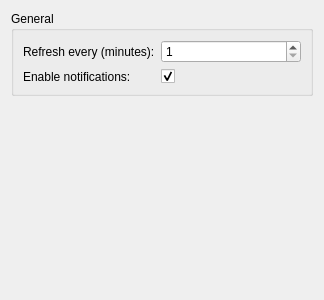
Qt form distrowatcher/contents/ui/config.ui (dimkard/distrowatcher) before a commit.
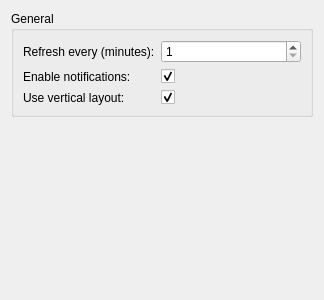
The same form after that commit.

Commit message: Horizontal layout added, list of distros updated, UI overhaul (background on delegate only), config option added, icons added

Diff of the .ui file:
```diff
--- a/distrowatcher/contents/ui/config.ui
+++ b/distrowatcher/contents/ui/config.ui
@@ -71,7 +71,30 @@
           </property>
          </widget>
         </item>
-       </layout>
+	<item row="3" column="2">
+	  <widget class="QCheckBox" name="kcfg_isvertical">
+	  <property name="toolTip">
+	    <string>If selected, buttons will be displayed on the top of the plasmoid. Otherwise, on the left.</string>
+	  </property>
+	  <property name="statusTip">
+	    <string notr="true"/>
+	  </property>
+	  <property name="text">
+	    <string/>
+	  </property>
+	  <property name="checked">
+	    <bool>true</bool>
+	  </property>
+	  </widget>
+	</item>
+	<item row="3" column="0">
+	  <widget class="QLabel" name="label">
+	  <property name="text">
+	    <string>Use vertical layout:</string>
+	  </property>
+	  </widget>
+	</item>
+	</layout>
       </item>
      </layout>
     </widget>
```
The commit also changes 9 other files.
